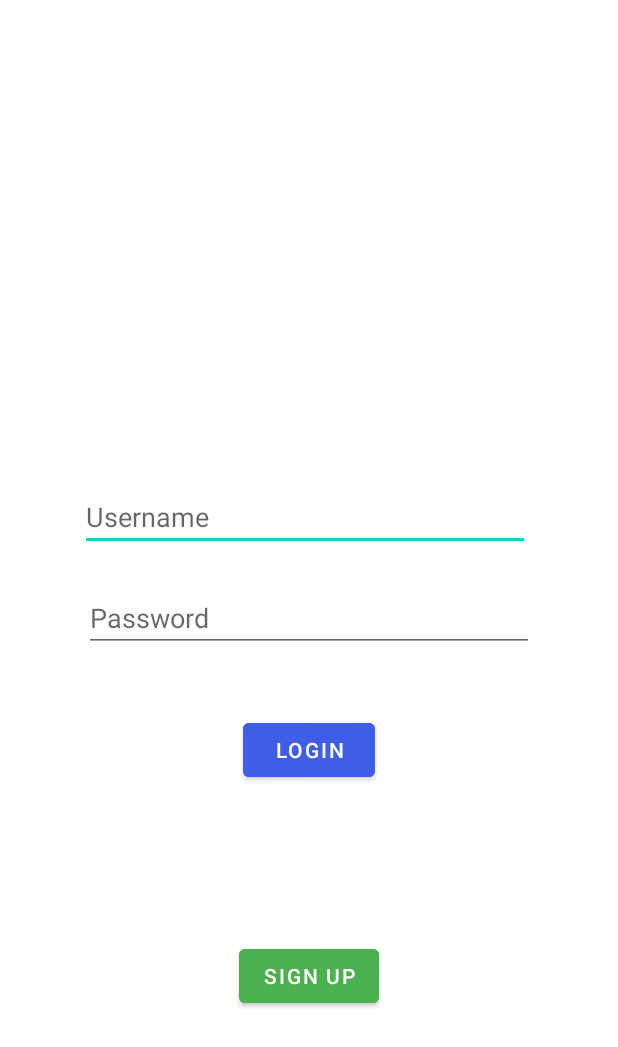
After one commit to nataliebnho/record-setters, an Android app: the layout activity_login.xml on its own in the app's theme, with its tools: preview values and no code run, on a phone screen of 412 x 824 dp. The commit adds this screen. Shown: the top 1047 px of the screen. Run offline under Robolectric (Android 15) with nearby library versions, the phone set to English and light mode, and no system bars.

Commit message:
User can sign up and log in/out

```diff
--- /dev/null
+++ b/app/src/main/res/layout/activity_login.xml
@@ -0,0 +1,59 @@
+<?xml version="1.0" encoding="utf-8"?>
+<RelativeLayout xmlns:android="http://schemas.android.com/apk/res/android"
+    xmlns:app="http://schemas.android.com/apk/res-auto"
+    xmlns:tools="http://schemas.android.com/tools"
+    android:layout_width="match_parent"
+    android:layout_height="match_parent"
+    tools:context=".LoginActivity">
+
+    <EditText
+        android:id="@+id/etUsername"
+        android:layout_width="300dp"
+        android:layout_height="wrap_content"
+        android:layout_alignParentStart="true"
+        android:layout_alignParentTop="true"
+        android:layout_centerHorizontal="true"
+        android:layout_marginStart="53dp"
+        android:layout_marginTop="322dp"
+        android:layout_weight="1"
+        android:ems="10"
+        android:hint="Username"
+        android:inputType="textPersonName" />
+
+    <EditText
+        android:id="@+id/etPassword"
+        android:layout_width="300dp"
+        android:layout_height="wrap_content"
+        android:layout_below="@id/etUsername"
+        android:layout_alignParentStart="true"
+        android:layout_alignParentTop="false"
+        android:layout_centerHorizontal="true"
+        android:layout_marginStart="56dp"
+        android:layout_marginTop="22dp"
+        android:layout_weight="1"
+        android:ems="10"
+        android:hint="Password"
+        android:inputType="textPassword" />
+
+    <Button
+        android:id="@+id/btnLogin"
+        android:layout_width="wrap_content"
+        android:layout_height="wrap_content"
+        android:layout_alignParentTop="true"
+        android:layout_centerHorizontal="true"
+        android:layout_marginTop="476dp"
+        android:backgroundTint="#405DE6"
+        android:text="Login" />
+
+    <Button
+        android:id="@+id/btnSignUp"
+        android:layout_width="wrap_content"
+        android:layout_height="wrap_content"
+        android:layout_alignParentBottom="true"
+        android:layout_centerHorizontal="true"
+        android:layout_marginBottom="149dp"
+        android:backgroundTint="#4CAF50"
+        android:text="Sign Up" />
+
+
+</RelativeLayout>
--- a/app/src/main/res/values/dimens.xml
+++ b/app/src/main/res/values/dimens.xml
@@ -2,4 +2,5 @@
     <!-- Default screen margins, per the Android Design guidelines. -->
     <dimen name="activity_horizontal_margin">16dp</dimen>
     <dimen name="activity_vertical_margin">16dp</dimen>
+    <dimen name="fab_margin">16dp</dimen>
 </resources>
--- a/app/src/main/res/values/themes.xml
+++ b/app/src/main/res/values/themes.xml
@@ -13,4 +13,13 @@
         <item name="android:statusBarColor" tools:targetApi="l">?attr/colorPrimaryVariant</item>
         <!-- Customize your theme here. -->
     </style>
+
+    <style name="Theme.Thecommonersguinness.NoActionBar">
+        <item name="windowActionBar">false</item>
+        <item name="windowNoTitle">true</item>
+    </style>
+
+    <style name="Theme.Thecommonersguinness.AppBarOverlay" parent="ThemeOverlay.AppCompat.Dark.ActionBar" />
+
+    <style name="Theme.Thecommonersguinness.PopupOverlay" parent="ThemeOverlay.AppCompat.Light" />
 </resources>
```
Also changed, not shown: app/src/main/AndroidManifest.xml (+17 -4 lines), app/src/main/java/com/example/the_commoners_guinness/LoginActivity.java (added, +102 -0 lines), app/src/main/java/com/example/the_commoners_guinness/ui/home/HomeFragment.java (+23 -0 lines), app/src/main/res/layout/fragment_home.xml (+11 -2 lines), app/src/main/res/values/strings.xml (+9 -0 lines).
